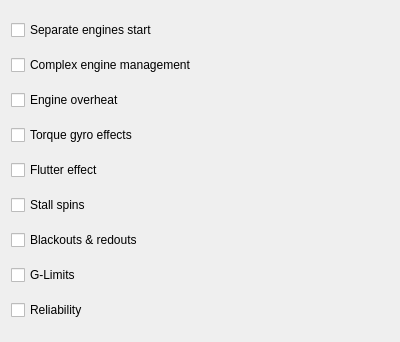
oblalex/horus, file commander/src/HorusConfig/difficulty_flight_model_page.ui: the form before one commit.
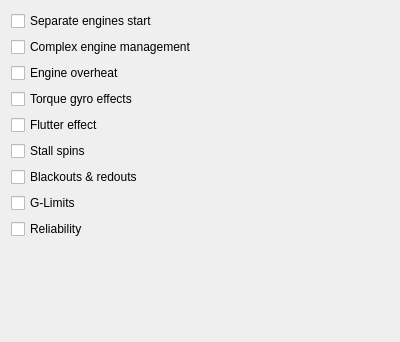
The form after the commit.

Commit message: Editing map and icons difficulty provided. #40

Patch:
```diff
--- a/commander/src/HorusConfig/difficulty_flight_model_page.ui
+++ b/commander/src/HorusConfig/difficulty_flight_model_page.ui
@@ -77,6 +77,19 @@
      </property>
     </widget>
    </item>
+   <item>
+    <spacer name="verticalSpacer">
+     <property name="orientation">
+      <enum>Qt::Vertical</enum>
+     </property>
+     <property name="sizeHint" stdset="0">
+      <size>
+       <width>20</width>
+       <height>40</height>
+      </size>
+     </property>
+    </spacer>
+   </item>
   </layout>
  </widget>
  <resources/>
```
The commit also changes 14 other files.
